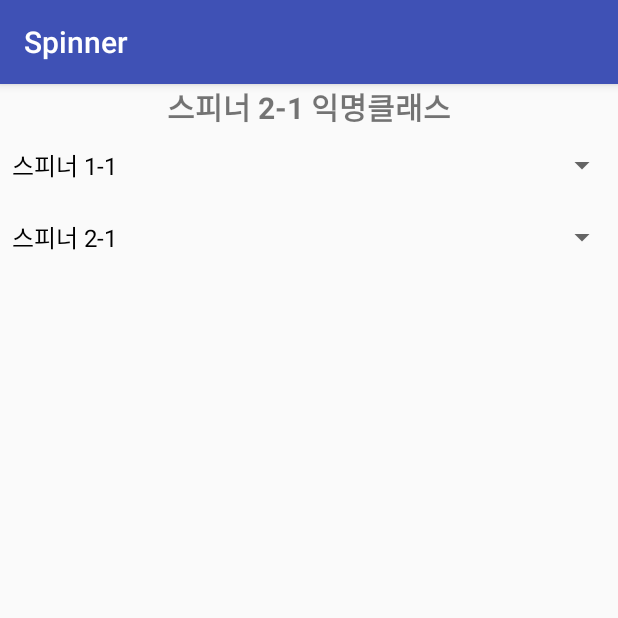
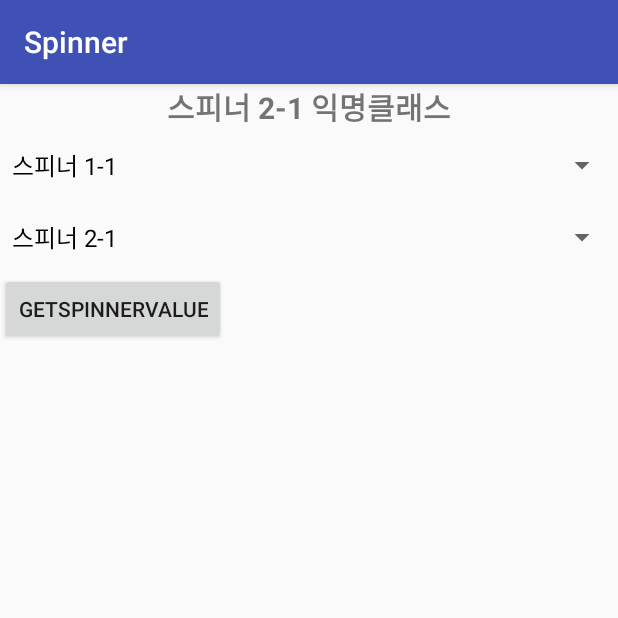
Before and after one commit to devGW/kotlin-for-Android-basic, an Android app: the screen it shows after launch (MainActivity), on a phone screen of 412 x 824 dp, the top half of it. Run offline under Robolectric (Android 15) with nearby library versions, the phone set to English and light mode, and no system bars.

Commit message:
Kotlin for android ( Spinner )
add : Button
add : selectedItemPosition man

```diff
--- a/Spinner/app/src/main/java/kr/ac/tu/spinner/MainActivity.kt
+++ b/Spinner/app/src/main/java/kr/ac/tu/spinner/MainActivity.kt
@@ -38,6 +38,11 @@ class MainActivity : AppCompatActivity() {
             }
             override fun onNothingSelected(p0: AdapterView<*>?) {}
         }
+
+        button.setOnClickListener {
+            textView.text = data1[spinner1.selectedItemPosition] + "\n" +
+                    data2[spinner1.selectedItemPosition]
+        }
     }
     inner class SpinnerListener : AdapterView.OnItemSelectedListener{
         override fun onItemSelected(p0: AdapterView<*>?, p1: View?, p2: Int, p3: Long) {
--- a/Spinner/app/src/main/res/layout/activity_main.xml
+++ b/Spinner/app/src/main/res/layout/activity_main.xml
@@ -30,5 +30,11 @@
             android:layout_width="match_parent"
             android:layout_height="wrap_content"></Spinner>
 
+    <Button
+        android:id="@+id/button"
+        android:layout_width="wrap_content"
+        android:layout_height="wrap_content"
+        android:text="getSpinnerValue"/>
+
 
 </LinearLayout>
```
